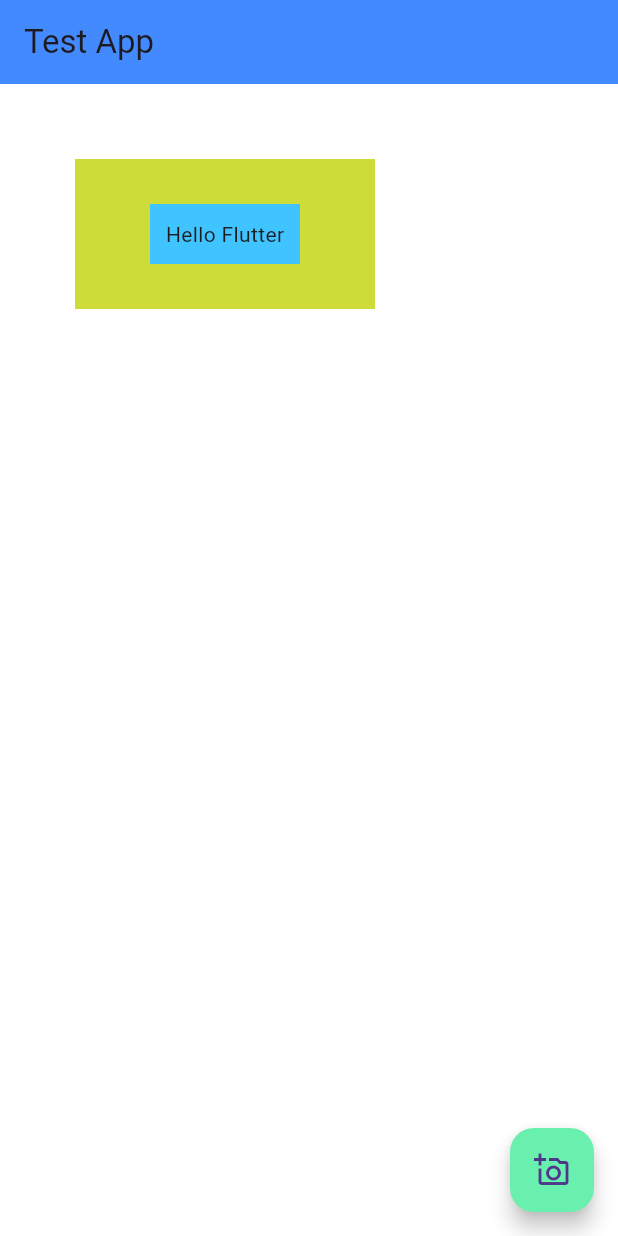
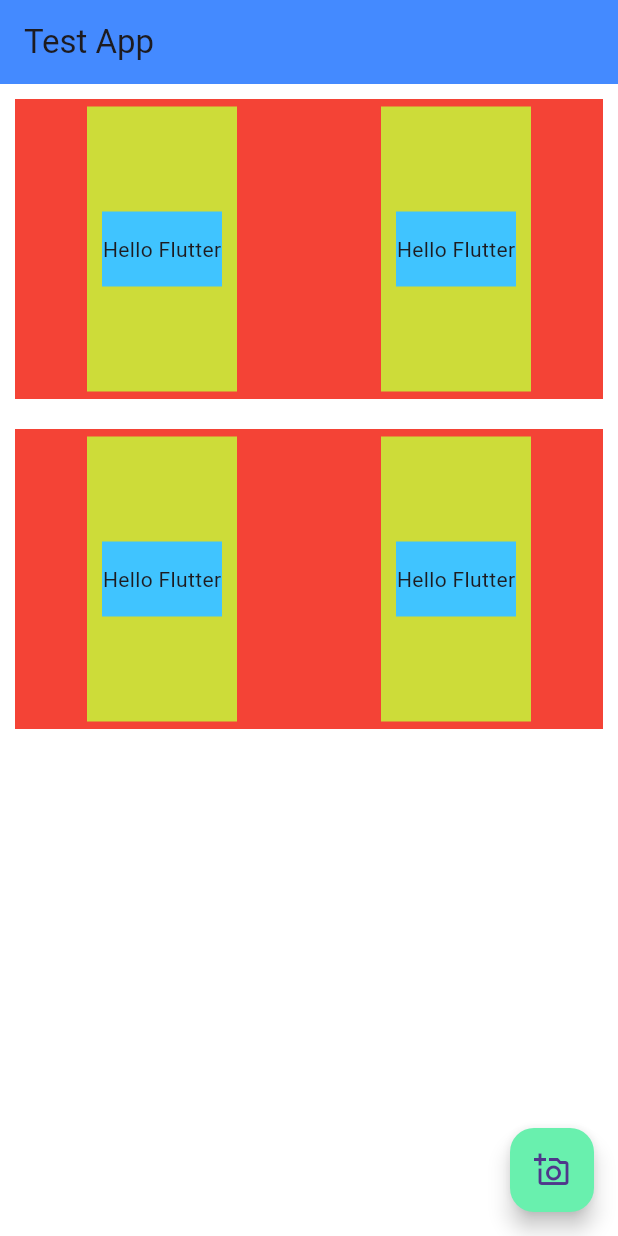
Before and after one commit to Umutk1nc/flutter-course, a Flutter app: the screen it shows after launch, on a phone screen of 412 x 824 dp. Run offline on Flutter 3.47's test engine with Material 3 defaults, Android fonts, the phone set to English and light mode, and no system bars.

Commit message:
Lesson 2 - Container, Row, Column

```diff
--- a/course_app_01/lib/main.dart
+++ b/course_app_01/lib/main.dart
@@ -7,27 +7,31 @@ class TestApp extends StatelessWidget{
   const TestApp({super.key});
   @override
   Widget build(BuildContext context) {
+    var container = Container(//Container Widget
+          height:200,
+          margin:EdgeInsets.symmetric(horizontal: 10,vertical:10),//margin:EdgeInsets.only(left: 50,top: 50),
+          color: Colors.red,
+          child: Row(//Row Widget
+            mainAxisAlignment: MainAxisAlignment.spaceAround,//It takes the available space and distributes it evenly between the children
+            crossAxisAlignment: CrossAxisAlignment.stretch,//It takes the available space and stretches the children to fill the available space
+            children: [
+              myContainer(),
+              myContainer()
+          ],)
+        );
     return MaterialApp(
       home:Scaffold(
         appBar: AppBar(
           backgroundColor:Colors.blueAccent,
           title:const Text("Test App"),//Title of the AppBar
         ),
-        body:Container(
-          color:Colors.lime,
-          height: 100,
-          width: 200,
-          padding: EdgeInsets.all(10),//padding: EdgeInsets.symmetric(horizontal: 10,vertical: 10),//padding: EdgeInsets.only(left: 10,top: 10),
-          margin:EdgeInsets.symmetric(horizontal: 50,vertical:50),//margin:EdgeInsets.only(left: 50,top: 50),
-          alignment: Alignment.center,//alignment: Alignment.bottomRight,
-          child:Container(//child:Text("Hello Flutter"),
-            height:40,
-            width:100,
-            color:Colors.lightBlueAccent,
-            alignment: Alignment.center,//center alignment of the child Text
-            child:const Text("Hello Flutter"),//Hello Flutter Text is inside the child Container
-            )
-          ),
+        body:Column(//Column Widget
+          children: [
+            container,
+            container,
+          ],
+        ),
+
         backgroundColor: Colors.white,
         floatingActionButton: FloatingActionButton(//Floating Action Button with icon
           onPressed: () {
@@ -39,4 +43,22 @@ class TestApp extends StatelessWidget{
       ),
     );
   }
+
+  Container myContainer() {
+    return Container(
+        color:Colors.lime,
+        height:100,
+        width: 100,
+        padding: EdgeInsets.all(10),//padding: EdgeInsets.symmetric(horizontal: 10,vertical: 10),//padding: EdgeInsets.only(left: 10,top: 10),
+        margin:EdgeInsets.symmetric(horizontal: 5,vertical:5),//margin:EdgeInsets.only(left: 50,top: 50),
+        alignment: Alignment.center,//alignment: Alignment.bottomRight,
+        child:Container(//child:Text("Hello Flutter"),
+          height:50,
+          width:100,
+          color:Colors.lightBlueAccent,
+          alignment: Alignment.center,//center alignment of the child Text
+          child:const Text("Hello Flutter"),//Hello Flutter Text is inside the child Container
+          )
+        );
+  }
 }
```
